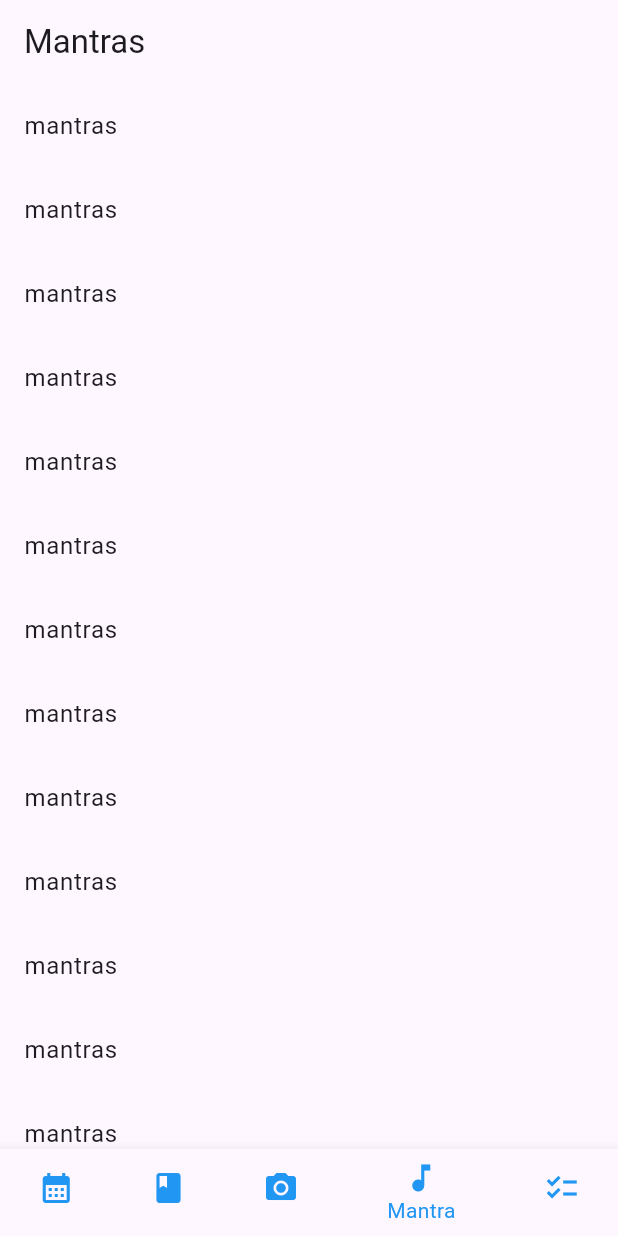
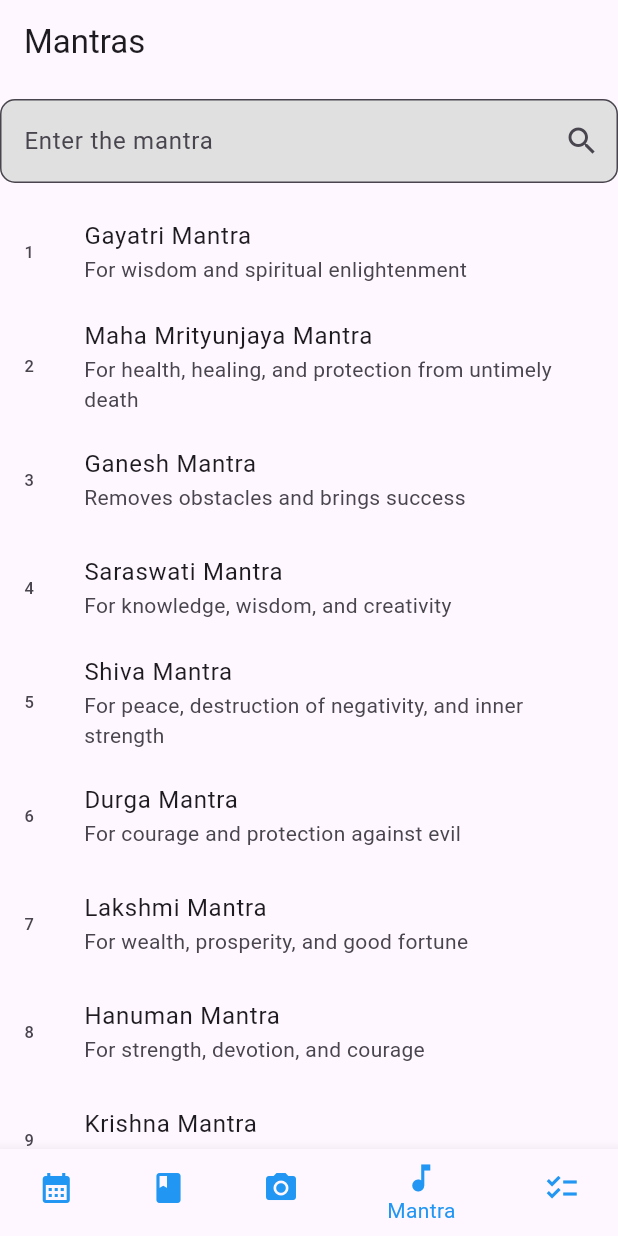
Before and after one commit to pankajpoi/KarmaBodh, a Flutter app: the screen it shows after launch, item 4 of the bottom bar chosen, on a phone screen of 412 x 824 dp. Run offline on Flutter 3.47's test engine with Material 3 defaults, Android fonts, the phone set to English and light mode, and no system bars.

Commit message:
mantra
mantra detail

```diff
--- /dev/null
+++ b/lib/features/item_identifier/domain/entities/item_entities.dart
@@ -0,0 +1,5 @@
+class CameraEntity{
+  final String name;
+  final int Cameradirection;
+  CameraEntity({required this.name,required this.Cameradirection});
+}
--- /dev/null
+++ b/lib/features/item_identifier/domain/repositories/item_repositories.dart
@@ -0,0 +1,3 @@
+abstract class ItemRepository{
+
+}
--- a/lib/features/mantras/data/data_source/Mantra_data_source.dart
+++ b/lib/features/mantras/data/data_source/Mantra_data_source.dart
@@ -9,16 +9,107 @@ abstract class MantraLocalDataSource{
 class MantraLocalDataSourceImpl extends MantraLocalDataSource{
    static final List<Map<String,dynamic>> dummymantra=[
      {
-       "id": "1",
+       "id": '1',
        "title": "Gayatri Mantra",
-       "content": "Om Bhur Bhuvah Swaha..."
+       "desc": "For wisdom and spiritual enlightenment"
      },
      {
-       "id": "2",
+       "id": '2',
        "title": "Maha Mrityunjaya Mantra",
-       "content": "Om Tryambakam Yajamahe..."
+       "desc": "For health, healing, and protection from untimely death"
      },
-  ];
+     {
+       "id": '3',
+       "title": "Ganesh Mantra",
+       "desc": "Removes obstacles and brings success"
+     },
+     {
+       "id": '4',
+       "title": "Saraswati Mantra",
+       "desc": "For knowledge, wisdom, and creativity"
+     },
+     {
+       "id": '5',
+       "title": "Shiva Mantra",
+       "desc": "For peace, destruction of negativity, and inner strength"
+     },
+     {
+       "id": '6',
+       "title": "Durga Mantra",
+       "desc": "For courage and protection against evil"
+     },
+     {
+       "id": '7',
+       "title": "Lakshmi Mantra",
+       "desc": "For wealth, prosperity, and good fortune"
+     },
+     {
+       "id": '8',
+       "title": "Hanuman Mantra",
+       "desc": "For strength, devotion, and courage"
+     },
+     {
+       "id": '9',
+       "title": "Krishna Mantra",
+       "desc": "For love, compassion, and divine joy"
+     },
+     {
+       "id": '10',
+       "title": "Rama Mantra",
+       "desc": "For truth, righteousness, and peace"
+     },
+     {
+       "id": '11',
+       "title": "Vishnu Mantra",
+       "desc": "For preservation, balance, and protection"
+     },
+     {
+       "id": '12',
+       "title": "Shani Mantra",
+       "desc": "For karma relief and planetary peace"
+     },
+     {
+       "id": '13',
+       "title": "Surya Mantra",
+       "desc": "For vitality, health, and energy"
+     },
+     {
+       "id": '14',
+       "title": "Chandra Mantra",
+       "desc": "For emotional balance and calmness"
+     },
+     {
+       "id": '15',
+       "title": "Kubera Mantra",
+       "desc": "For financial abundance and success"
+     },
+     {
+       "id": '16',
+       "title": "Dhanvantari Mantra",
+       "desc": "For health, healing, and wellness"
+     },
+     {
+       "id": '17',
+       "title": "Navagraha Mantra",
+       "desc": "For harmony among the nine planets"
+     },
+     {
+       "id": '18',
+       "title": "Kalabhairava Mantra",
+       "desc": "For fearlessness and time mastery"
+     },
+     {
+       "id": '19',
+       "title": "Aghora Mantra",
+       "desc": "For spiritual transformation and protection"
+     },
+     {
+       "id": '20',
+       "title": "Bhuvaneshwari Mantra",
+       "desc": "For divine power and universal energy"
+     }
+   ];
+
    @override
    Future<List<MantraModel>> getAllData() async{
      List<MantraModel> Mantras=dummymantra.map((json)=>MantraModel.fromJson(json)).toList();
--- a/lib/features/mantras/data/repository/mantra_repo_imple.dart
+++ b/lib/features/mantras/data/repository/mantra_repo_imple.dart
@@ -16,8 +16,4 @@ class MantraRepositoryImpl extends MantraRepository{
     final allmantras=await localDataSource.getAllData();
     return allmantras.where((mantra)=>mantra.title.toLowerCase().contains(query.toLowerCase())).toList();
   }
-
-
-
-
 }
--- a/lib/features/mantras/domain/repository/mantra_repository.dart
+++ b/lib/features/mantras/domain/repository/mantra_repository.dart
@@ -2,5 +2,5 @@ import 'package:karmbodh/features/mantras/domain/entity/mantras_entity.dart';
 
 abstract class MantraRepository{
   Future<List<Mantra>> getAllMantras();
-  Future<List<Mantra>> searchMantras(String title);
+  Future<List<Mantra>> searchMantras(String query);
 }
--- a/lib/features/mantras/domain/usecase/mantra_usecase.dart
+++ b/lib/features/mantras/domain/usecase/mantra_usecase.dart
@@ -10,7 +10,7 @@ class GetAllMantras{
 class SearchMantras{
   final MantraRepository repository;
   SearchMantras({required this.repository});
-  Future<List<Mantra>> call(){
-    return repository.searchMantras('title');
+  Future<List<Mantra>> call(String query){
+    return repository.searchMantras(query);
   }
 }
--- a/lib/features/mantras/presentation/page/mantra_detail_page.dart
+++ b/lib/features/mantras/presentation/page/mantra_detail_page.dart
@@ -0,0 +1,17 @@
+import 'package:flutter/material.dart';
+import 'package:karmbodh/features/mantras/domain/entity/mantras_entity.dart';
+class MantraDetailPage extends StatelessWidget {
+  final Mantra mantra;
+  MantraDetailPage({required this.mantra});
+
+  @override
+  Widget build(BuildContext context) {
+    return Scaffold(
+      appBar: AppBar(
+        title: Text("Mantras"),
+      ),
+      body: Text(mantra.desc),
+
+    );
+  }
+}
--- a/lib/features/mantras/presentation/page/mantra_list_page.dart
+++ b/lib/features/mantras/presentation/page/mantra_list_page.dart
@@ -2,6 +2,11 @@ import 'package:flutter/material.dart';
 import 'package:karmbodh/features/mantras/domain/entity/mantras_entity.dart';
 import 'package:karmbodh/features/mantras/domain/usecase/mantra_usecase.dart';
 import 'package:karmbodh/features/mantras/domain/repository/mantra_repository.dart';
+import 'package:karmbodh/features/mantras/presentation/page/mantra_detail_page.dart';
+import 'package:karmbodh/features/mantras/presentation/provider/mantra_provider.dart';
+import 'package:karmbodh/features/mantras/presentation/widgets/mantra_tile.dart';
+import 'package:provider/provider.dart';
+
 class MantraListPage extends StatefulWidget {
   const MantraListPage({super.key});
 
@@ -10,30 +15,66 @@ class MantraListPage extends StatefulWidget {
 }
 
 class _MantraListPageState extends State<MantraListPage> {
-  final List<Mantra> listofmantra=[];
-  void initState(){
+  final TextEditingController _controller=TextEditingController();
+  void initState() {
     super.initState();
+    getdata();
   }
-  void getlistmantra() async{
-
-    final usecase= GetAllMantras(repository:);
-    final list=await usecase();
+  Future<void> getdata()  async{
+    await Provider.of<MantraProvider>(context, listen: false).fetchmantras();
 
   }
   @override
   Widget build(BuildContext context) {
+    final mantradata = Provider.of<MantraProvider>(context);
     return Scaffold(
-      appBar: AppBar(
-        title: Text('Mantras'),
-      ),
-      body: ListView.builder(
-          itemBuilder: (context,index){
-            return ListTile(
-              title:Text("mantras"),
-            );
-          },
-          itemCount: 20,
+      appBar: AppBar(title: Text('Mantras')),
+      body: Column(
+        children: [
+          SizedBox(
+            height: 10,
+          ),
+          TextField(
+            decoration: InputDecoration(
+                labelText:"Enter the mantra",
+                suffixIcon: Icon(Icons.search),
+                filled: true,
+                fillColor: Colors.grey[300],
+                border: OutlineInputBorder(
+                    borderRadius: BorderRadius.circular(10)
+                )
+            ),
+            onChanged: (text){
+              mantradata.searchmantras(text);
+            },
+          ),
+          SizedBox(
+            height: 10,
+          ),
+          Expanded(
+            child: ListView.builder(
+              itemCount:mantradata.searchmantra.isEmpty?mantradata.mantras.length:mantradata.searchmantra.length,
+              itemBuilder: (context, index) {
+                final data=mantradata.searchmantra.isEmpty?mantradata.mantras:mantradata.searchmantra;
+                return ListTile(
+                  leading: Text("${data[index].id}"),
+                  title: Text("${data[index].title}"),
+                  subtitle: Text("${data[index].desc}"),
+                  onTap: () {
+                    Navigator.push(
+                      context,
+                      MaterialPageRoute(
+                        builder:
+                            (_) => MantraDetailPage(mantra: data[index]),
+                      ),
+                    );
+                  },
+                );
+              },
 
+            ),
+          ),
+        ],
       ),
     );
   }
--- a/lib/features/mantras/presentation/provider/mantra_provider.dart
+++ b/lib/features/mantras/presentation/provider/mantra_provider.dart
@@ -0,0 +1,22 @@
+import 'package:flutter/material.dart';
+import 'package:karmbodh/features/mantras/domain/entity/mantras_entity.dart';
+import 'package:karmbodh/features/mantras/domain/usecase/mantra_usecase.dart';
+
+class MantraProvider extends ChangeNotifier{
+  final GetAllMantras getAllMantras;
+  final SearchMantras searchMantras;
+  MantraProvider({required this.getAllMantras,required this.searchMantras});
+  List<Mantra> _mantras=[];
+  List<Mantra> _searchmantra=[];
+  List<Mantra> get mantras =>_mantras;
+  List<Mantra> get searchmantra=>_searchmantra;
+  Future<void> fetchmantras() async{
+    _mantras=await getAllMantras();
+    notifyListeners();
+  }
+  Future<void> searchmantras(String query) async{
+    print(query);
+    _searchmantra= await searchMantras(query);
+    notifyListeners();
+    }
+}
--- a/lib/shared/widgets/bottom_navigation.dart
+++ b/lib/shared/widgets/bottom_navigation.dart
@@ -1,4 +1,5 @@
 import 'package:flutter/material.dart';
+import 'package:karmbodh/features/item_identifier/presentation/page/item_identifier_page.dart';
 import 'package:karmbodh/features/mantras/presentation/page/mantra_list_page.dart';
 
 class MainScreen extends StatefulWidget {
@@ -13,7 +14,7 @@ class _MainScreenState extends State<MainScreen> {
   final List<Widget> _pages=[
     Text("calender"),
     Text("ritual guide"),
-    Text("item identifier"),
+    ItemIdentifierScreen(),
     MantraListPage(),
     Text("checklist"),
   ];
--- a/pubspec.yaml
+++ b/pubspec.yaml
@@ -30,6 +30,8 @@ environment:
 dependencies:
   flutter:
     sdk: flutter
+  provider: ^6.1.5
+  image_picker: ^1.1.2
 
   # The following adds the Cupertino Icons font to your application.
   # Use with the CupertinoIcons class for iOS style icons.
```
Also changed, not shown: lib/features/item_identifier/presentation/page/item_identifier_page.dart (+71 -0 lines), lib/features/mantras/presentation/widgets/mantra_tile.dart (+38 -0 lines), lib/main.dart (+18 -1 lines), lib/features/item_identifier/domain/usecase/item_usecase.dart (added), pubspec.lock, 6 other files.
